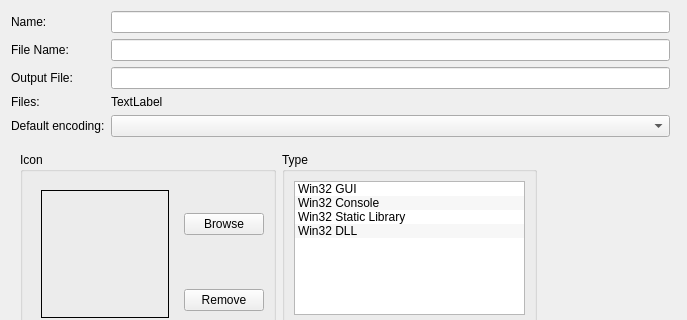
Above: RedPandaIDE/settingsdialog/projectgeneralwidget.ui from royqh1979/RedPanda-CPP before the change; both pictures show x 0 to 687 and y 0 to 320 of the 687 by 639 pixel window. Below: the same form after it.
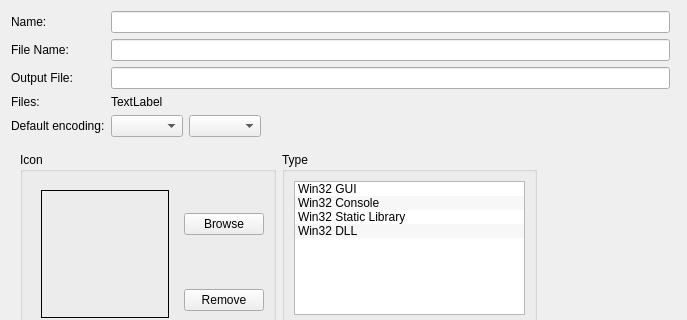
That is the form after the change. Icons and pictures are not drawn.

Patch:
```diff
--- a/RedPandaIDE/settingsdialog/projectgeneralwidget.ui
+++ b/RedPandaIDE/settingsdialog/projectgeneralwidget.ui
@@ -52,9 +52,6 @@
      </property>
     </widget>
    </item>
-   <item row="4" column="1">
-    <widget class="QComboBox" name="cbDefaultEncoding"/>
-   </item>
    <item row="3" column="1">
     <widget class="QLabel" name="lblFiles">
      <property name="text">
@@ -281,6 +278,43 @@
      </property>
     </spacer>
    </item>
+   <item row="4" column="1">
+    <widget class="QWidget" name="widget_3" native="true">
+     <layout class="QHBoxLayout" name="horizontalLayout_2">
+      <property name="leftMargin">
+       <number>0</number>
+      </property>
+      <property name="topMargin">
+       <number>0</number>
+      </property>
+      <property name="rightMargin">
+       <number>0</number>
+      </property>
+      <property name="bottomMargin">
+       <number>0</number>
+      </property>
+      <item>
+       <widget class="QComboBox" name="cbEncoding"/>
+      </item>
+      <item>
+       <widget class="QComboBox" name="cbEncodingDetail"/>
+      </item>
+      <item>
+       <spacer name="horizontalSpacer">
+        <property name="orientation">
+         <enum>Qt::Horizontal</enum>
+        </property>
+        <property name="sizeHint" stdset="0">
+         <size>
+          <width>40</width>
+          <height>20</height>
+         </size>
+        </property>
+       </spacer>
+      </item>
+     </layout>
+    </widget>
+   </item>
   </layout>
  </widget>
  <resources>
```
